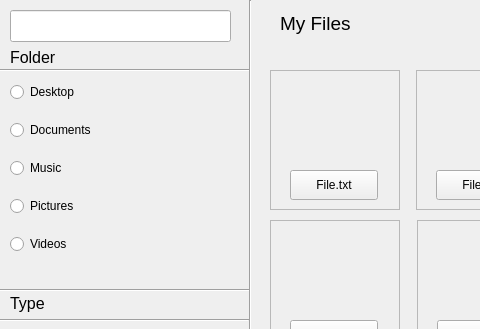
First picture: the form in src/restore.ui, repository GeovaneJefferson/timemachine, before the edit; both pictures show x 0 to 480 and y 0 to 329 of the 900 by 600 pixel window.
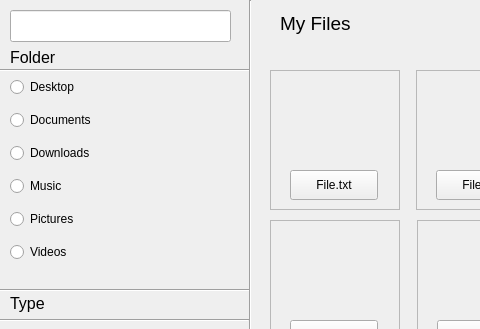
Second picture: the form after the edit. Icons and pictures are not drawn.

Patch:
```diff
--- a/src/restore.ui
+++ b/src/restore.ui
@@ -719,6 +719,13 @@
        </property>
       </widget>
      </item>
+     <item>
+      <widget class="QRadioButton" name="folder_downloads">
+       <property name="text">
+        <string>Downloads</string>
+       </property>
+      </widget>
+     </item>
      <item>
       <widget class="QRadioButton" name="folder_music">
        <property name="text">
```
